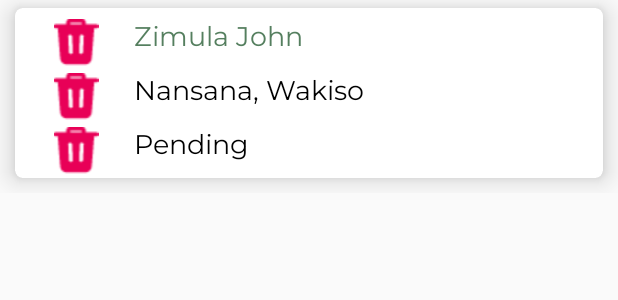
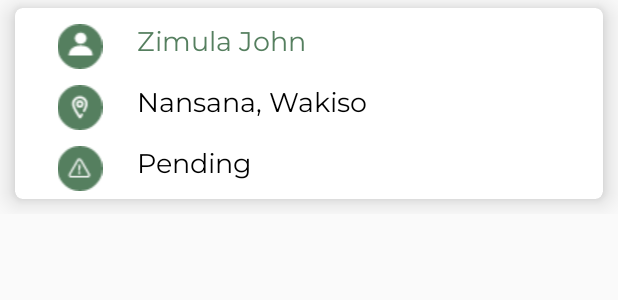
Before and after one commit to janepounds/Android-eMaisha-Merchant, an Android app: the layout online_order_item.xml on its own in the app's theme, with its tools: preview values and no code run, on a phone screen of 412 x 824 dp. Shown: the top 300 px of the screen. Run offline under Robolectric (Android 15) with nearby library versions, the phone set to English and light mode, and no system bars.

Commit message:
Order Details Page

```diff
--- a/app/src/main/res/layout/online_order_item.xml
+++ b/app/src/main/res/layout/online_order_item.xml
@@ -28,14 +28,14 @@
                 android:layout_height="wrap_content"
                 android:layout_marginTop="5dp"
                 android:orientation="horizontal"
-                android:padding="2dp"
+                android:padding="5dp"
                 android:weightSum="10">
 
                 <ImageView
                     android:layout_width="0dp"
                     android:layout_height="wrap_content"
                     android:layout_weight="2"
-                    android:src="@drawable/new_delete" />
+                    android:src="@drawable/user_two" />
 
                 <TextView
                     android:id="@+id/txt_order_customer_name"
@@ -53,14 +53,14 @@
                 android:layout_width="match_parent"
                 android:layout_height="wrap_content"
                 android:orientation="horizontal"
-                android:padding="2dp"
+                android:padding="5dp"
                 android:weightSum="10">
 
                 <ImageView
                     android:layout_width="0dp"
                     android:layout_height="wrap_content"
                     android:layout_weight="2"
-                    android:src="@drawable/new_delete" />
+                    android:src="@drawable/location_order" />
 
                 <TextView
                     android:id="@+id/txt_order_customer_address"
@@ -78,14 +78,14 @@
                 android:layout_width="match_parent"
                 android:layout_height="wrap_content"
                 android:orientation="horizontal"
-                android:padding="2dp"
+                android:padding="5dp"
                 android:weightSum="10">
 
                 <ImageView
                     android:layout_width="0dp"
                     android:layout_height="wrap_content"
                     android:layout_weight="2"
-                    android:src="@drawable/new_delete" />
+                    android:src="@drawable/pending_order" />
 
                 <TextView
                     android:id="@+id/txt_order_status"
--- a/app/src/main/res/values/strings.xml
+++ b/app/src/main/res/values/strings.xml
@@ -268,12 +268,6 @@
     <string name="not_a_member" translatable="false">Not a Member?</string>
     <string name="signup" translatable="false">Sign Up</string>
     <string name="stock_value" translatable="false">00</string>
-    <string name="productstock" translatable="false">Product Stock :</string>
-    <string name="contact_format" translatable="false">xxxxxxxxx</string>
-    <string name="ugandan_code" translatable="false">+256 </string>
-    <string name="contact_no" translatable="false"> Contact </string>
-    <string name="veryfynumbertxt" translatable="false"> Please enter verification code sent in your text message. </string>
-    <string name="send">send</string>
     <string name="productstock" translatable="false" >Product Stock :</string>
     <string name="contact_format" translatable="false" >xxxxxxxxx</string>
     <string name="ugandan_code" translatable="false" >+256 </string>
```
Also changed, not shown: app/src/main/java/com/cabral/emaishamerchantsapp/orders/OnlineOrderDetailsActivity.java (+18 -0 lines), app/src/main/java/com/cabral/emaishamerchantsapp/orders/OnlineOrders.java (+14 -0 lines), app/src/main/res/layout/activity_online_order_details.xml (+9 -8 lines).
